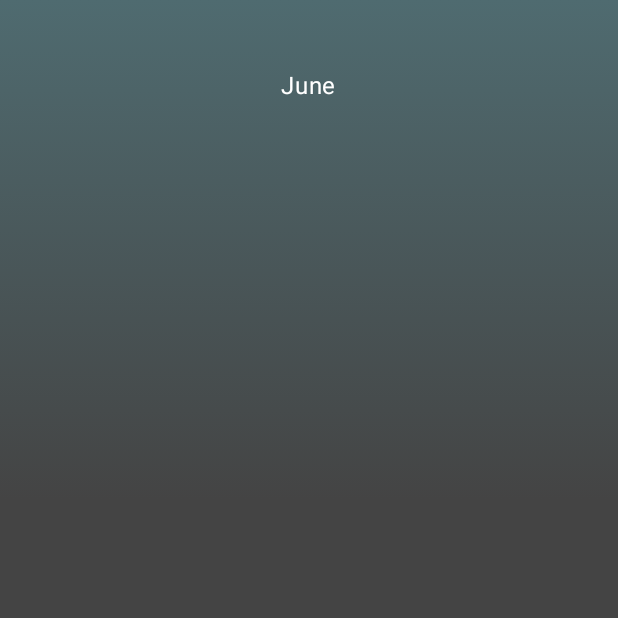
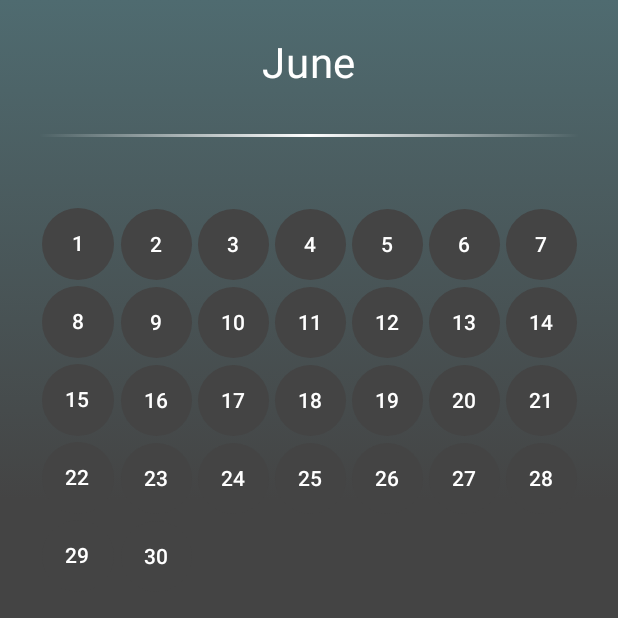
Before and after one commit to umilton-git/CalendarApp, an Android app built with Jetpack Compose: the screen it shows after launch (MainActivity), on a phone screen of 412 x 824 dp, the top half of it. Run offline under Robolectric (Android 15) with nearby library versions, the phone set to English and light mode, and no system bars.

Commit message:
Added date buttons to calendar

```diff
--- a/app/src/main/java/com/example/calendarapp/CalendarData.kt
+++ b/app/src/main/java/com/example/calendarapp/CalendarData.kt
@@ -14,4 +14,21 @@ class CalendarData {
             CalendarDay(date = month.atDay(day))
         }
     }
+
+    fun generateCalendarCells(month: YearMonth): List<LocalDate?> {
+        val days = mutableListOf<LocalDate?>()
+        val firstDay = month.atDay(1)
+        val firstWeekday = firstDay.dayOfWeek.value % 7 // Sunday = 0
+
+        // Add blanks before the first day
+        repeat(firstWeekday) { days.add(null) }
+
+        // Add real days
+        val totalDays = month.lengthOfMonth()
+        for (i in 1..totalDays) {
+            days.add(month.atDay(i))
+        }
+
+        return days
+    }
 }
--- a/app/src/main/java/com/example/calendarapp/MainActivity.kt
+++ b/app/src/main/java/com/example/calendarapp/MainActivity.kt
@@ -5,32 +5,26 @@ import androidx.activity.ComponentActivity
 import androidx.activity.compose.setContent
 import androidx.activity.enableEdgeToEdge
 import androidx.compose.foundation.background
-import androidx.compose.foundation.layout.Box
-import androidx.compose.foundation.layout.fillMaxSize
-import androidx.compose.foundation.layout.padding
-import androidx.compose.material3.Scaffold
-import androidx.compose.material3.TextField
+import androidx.compose.foundation.layout.*
+import androidx.compose.foundation.lazy.grid.GridCells
+import androidx.compose.foundation.lazy.grid.LazyVerticalGrid
+import androidx.compose.material3.Button
+import androidx.compose.material3.ButtonDefaults
 import androidx.compose.material3.Text
 import androidx.compose.runtime.Composable
+import androidx.compose.runtime.getValue
+import androidx.compose.runtime.mutableStateOf
+import androidx.compose.runtime.remember
+import androidx.compose.ui.Alignment
 import androidx.compose.ui.Modifier
-import androidx.compose.ui.tooling.preview.Preview
+import androidx.compose.ui.graphics.Brush
+import androidx.compose.ui.graphics.Color
+import androidx.compose.ui.unit.dp
+import androidx.compose.ui.unit.sp
 import com.example.calendarapp.ui.theme.CalendarAppTheme
-import androidx.compose.ui.graphics.Color
-import androidx.compose.ui.text.font.FontWeight
-import androidx.compose.ui.unit.sp
-import androidx.compose.ui.text.style.TextAlign
-import androidx.compose.foundation.layout.fillMaxWidth
-import androidx.compose.ui.unit.dp
-import androidx.compose.material3.Button
-import androidx.compose.runtime.remember
-import androidx.compose.runtime.mutableStateOf
-import androidx.compose.runtime.getValue
-import androidx.compose.runtime.setValue
-import androidx.compose.foundation.layout.Column
-import androidx.compose.ui.Alignment
-import androidx.compose.ui.graphics.Brush
+import java.time.LocalDate
 import java.time.YearMonth
-import java.time.LocalDate
+import androidx.compose.material3.TextButton
 
 
 class MainActivity : ComponentActivity() {
@@ -47,58 +41,106 @@ class MainActivity : ComponentActivity() {
 
 @Composable
 fun MainScreen() {
-    // Create instance of CalendarData
     val calendarData = remember { CalendarData() }
 
-    // Get current month
-    val currentDate by remember {
-        mutableStateOf(LocalDate.now())
-    }
-
-// Then get currentMonth from this:
+    val currentDate by remember { mutableStateOf(LocalDate.now()) }
     val currentMonth = YearMonth.from(currentDate)
 
     val monthName = currentMonth.month.name.lowercase()
         .replaceFirstChar { it.uppercase() }
 
-    // Generate days in month
-    val daysInMonth = remember { calendarData.generateMonth(currentMonth) }
+    val calendarCells = remember { calendarData.generateCalendarCells(currentMonth) }
 
-    Box(
-        contentAlignment = Alignment.TopCenter,
+    // 🔲 Main container for background and layout
+    Column(
         modifier = Modifier
             .fillMaxSize()
             .background(
                 brush = Brush.verticalGradient(
                     colors = listOf(
-                        Color(0xFF4f6b70),         // Top color
-                        Color.DarkGray     // Bottom color
+                        Color(0xFF4f6b70), // Top (blue-grey)
+                        Color.DarkGray     // Bottom
                     ),
                     startY = 0f,
-                    endY = 500f  // Large enough so grey dominates
+                    endY = 500f
                 )
             )
-            .padding(16.dp, vertical = 45.dp)
+            .padding(26.dp) // Padding around the whole screen content
     ) {
-        // TEMP: Display first date as proof of data working
-        Text(
-            text = monthName.toString(),
-            color = Color.White,
+        // 🟦 MONTH TITLE BAR
+        Box(
+            contentAlignment = Alignment.Center,
+            modifier = Modifier.fillMaxWidth()
+        ) {
+            Text(
+                text = monthName,
+                color = Color.White,
+                fontSize = 28.sp
+            )
+        }
+
+        // ⬜ Space between month title and calendar grid
+        Spacer(modifier = Modifier.height(30.dp))
+
+// ⬜ Faded white underline between month and calendar
+        Box(
+            modifier = Modifier
+                .fillMaxWidth()
+                .height(2.dp)
+                .background(
+                    brush = Brush.horizontalGradient(
+                        colors = listOf(
+                            Color.Transparent,
+                            Color.White,
+                            Color.Transparent
+                        )
+                    )
+                )
+        )
+
+        Spacer(modifier = Modifier.height(45.dp)) // Optional: adds space below the line
+
+        // 🗓️ CALENDAR GRID BOX
+        LazyVerticalGrid(
+            columns = GridCells.Fixed(7),
+            modifier = Modifier.fillMaxSize(),
+            content = {
+                items(calendarCells.size) { index ->
+                    val date = calendarCells[index]
+
+                    // ⬛ EMPTY CELL (padding before 1st of month)
+                    if (date == null) {
+                        Box(
+                            modifier = Modifier
+                                .height(10.dp)
+                                .fillMaxWidth()
+                        )
+                    } else {
+                        // 🟨 DATE CELL BUTTON
+                        TextButton(
+                            onClick = {
+                                // Handle click (e.g., show events or date picker)
+                                println("Clicked ${date}")
+                            },
+                            modifier = Modifier
+                                .padding(2.dp)
+                                .aspectRatio(1f) // ensures square shape in grid
+                                .fillMaxWidth(),
+                            colors = ButtonDefaults.buttonColors(
+                                containerColor = Color.DarkGray, // same as background
+                                contentColor = Color.White
+                            ),
+                            elevation = null, // no shadow
+                            content = {
+                                Text(
+                                    text = "${date.dayOfMonth}",
+                                    fontSize = 14.sp
+                                )
+                            }
+                        )
+                    }
+                }
+            }
         )
     }
 }
-
-
-@Composable
-fun Greeting(name: String, modifier: Modifier = Modifier) {
-    Text(
-        text = "Hello $name!",
-        color = Color.Red,
-        fontSize = 24.sp,
-        fontWeight = FontWeight.Bold,
-        textAlign = TextAlign.Center,
-        modifier = modifier
-            .fillMaxWidth()
-            .padding(top = 32.dp)
-    )
-}
--- a/build.gradle.kts
+++ b/build.gradle.kts
@@ -1,6 +1,6 @@
 // Top-level build file where you can add configuration options common to all sub-projects/modules.
 plugins {
-    id("com.android.application") version "8.10.0" apply false
+    id("com.android.application") version "8.10.1" apply false
     id("org.jetbrains.kotlin.android") version "2.0.21" apply false
     id("org.jetbrains.kotlin.plugin.compose") version "2.0.21" apply false
 }
```
